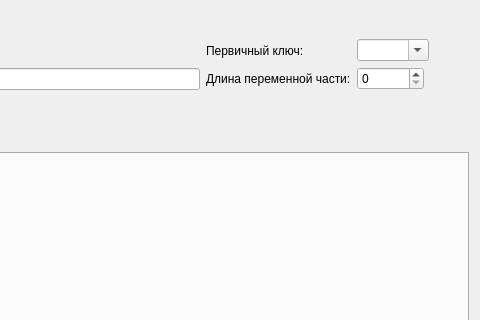
Qt form FmtLib/ui/fmtworkwindow.ui (Smitt64/WorkFMT) before a commit; both pictures show x 395 to 875 and y 0 to 320 of the 875 by 600 pixel window.
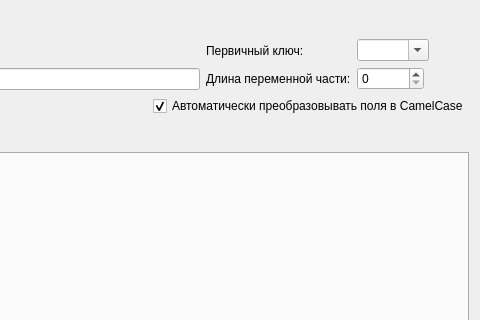
The same form after that commit. Icons and pictures are not drawn.

Diff of the .ui file:
```diff
--- a/FmtLib/ui/fmtworkwindow.ui
+++ b/FmtLib/ui/fmtworkwindow.ui
@@ -237,6 +237,16 @@
          </property>
         </spacer>
        </item>
+       <item>
+        <widget class="QCheckBox" name="autoCamelCase">
+         <property name="text">
+          <string>Автоматически преобразовывать поля в CamelCase</string>
+         </property>
+         <property name="checked">
+          <bool>true</bool>
+         </property>
+        </widget>
+       </item>
       </layout>
      </item>
     </layout>
```
